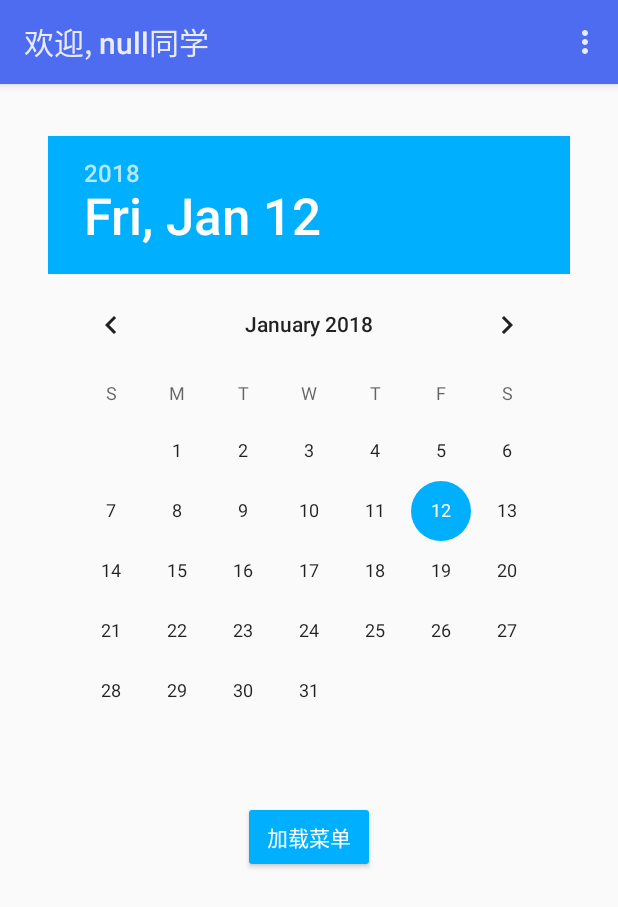
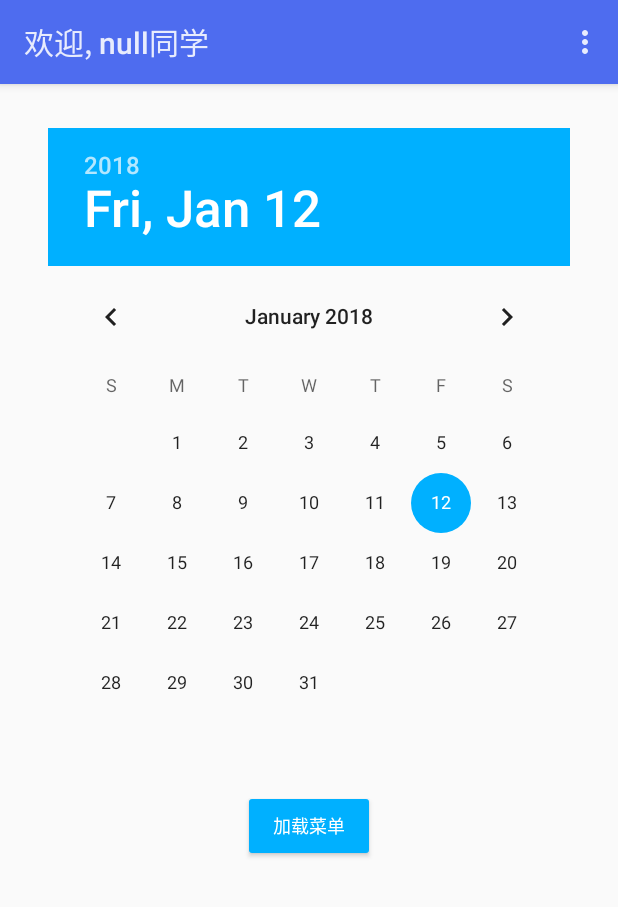
Before and after one commit to C6H5-NO2/EAxT, an Android app: the Order screen opened directly, with no data from a screen before it, after a tap on "加载菜单", on a phone screen of 412 x 824 dp. Shown: the top 907 px of the screen. Run offline under Robolectric (Android 15) with nearby library versions, the phone set to English and light mode, and no system bars; 3 statements that could not run were skipped.

Commit message:
Fix some code style problem

```diff
--- a/app/build.gradle
+++ b/app/build.gradle
@@ -8,8 +8,8 @@ android {
         applicationId "org.szesmaker.ordermeal"
         minSdkVersion 14
         targetSdkVersion 21
-        versionCode 4
-        versionName "0.2.1"
+        versionCode 5
+        versionName "0.2.2"
     }
     buildTypes {
         release {
--- a/app/src/main/java/org/szesmaker/ordermeal/Order.java
+++ b/app/src/main/java/org/szesmaker/ordermeal/Order.java
@@ -10,170 +10,142 @@ import java.util.*;
 import org.jsoup.*;
 import org.jsoup.nodes.*;
 import org.jsoup.select.*;
-public class Order extends Activity
-{
-    @Override
+public class Order extends Activity {
     private DatePicker dp;
-    private TextView datey;
-    private Button ksdc;
-    private String name,cid;
-    public void onCreate(Bundle savedInstanceState)
-    {
+    private TextView dateText;
+    private Button order;
+    private String cardID;
+    @Override public void onCreate(Bundle savedInstanceState) {
         super.onCreate(savedInstanceState);
         setContentView(R.layout.order);
         dp = (DatePicker) this.findViewById(R.id.dp);
-        datey = (TextView) this.findViewById(R.id.datey);
-        ksdc = (Button) this.findViewById(R.id.ksdc);
-        Intent dl = getIntent();
-        cid = dl.getStringExtra("id");
-        Document nm = Jsoup.parse(dl.getStringExtra("out"));
-        name = nm.select("span#LblUserName").first().text();
+        dateText = (TextView) this.findViewById(R.id.textDate);
+        order = (Button) this.findViewById(R.id.buttonOrder);
+        Intent intent = getIntent();
+        cardID = intent.getStringExtra("cardID");
+        Document doc = Jsoup.parse(intent.getStringExtra("httpRespond"));
+        String name = doc.select("span#LblUserName").first().text();
         name = name.substring(name.indexOf("：") + 1);
         this.setTitle("欢迎, " + name + "同学");
         Calendar calendar = Calendar.getInstance();
         int year = calendar.get(Calendar.YEAR);
         int month = calendar.get(Calendar.MONTH);
         int day = calendar.get(Calendar.DAY_OF_MONTH);
-        datey.setText("");
-        datey.setText(year + "-");
+        dateText.setText(getDate(year, month, day));
+        dp.init(year, month, day, new OnDateChangedListener() {
+            @Override public void onDateChanged(DatePicker view, int year, int month, int day) {
+                dateText.setText(getDate(year, month, day));
+            }
+        });
+        order.setOnClickListener(new OnClickListener() {
+            @Override public void onClick(View v){
+                new startOrder().execute();
+            }
+        });
+    }
+    private String getDate(int year, int month, int day) {
+        String date = year + "-";
         month++;
         if (month < 10)
-            datey.setText(datey.getText() + "0");
-        datey.setText(datey.getText() + "" + month + "-");
-        month--;
+            date += "0";
+        date = date + month + "-";
         if (day < 10)
-            datey.setText(datey.getText() + "0");
-        datey.setText(datey.getText() + "" + day);
-        dp.init(year, month, day, new OnDateChangedListener(){
-                @Override
-                public void onDateChanged(DatePicker view, int year, int month, int day)
-                {
-                    datey.setText("");
-                    datey.setText(year + "-");
-                    month++;
-                    if (month < 10)
-                        datey.setText(datey.getText() + "0");
-                    datey.setText(datey.getText() + "" + month + "-");
-                    if (day < 10)
-                        datey.setText(datey.getText() + "0");
-                    datey.setText(datey.getText() + "" + day);
-                }
-            });
-        ksdc.setOnClickListener(new OnClickListener(){
-                @Override
-                public void onClick(View v)
-                {
-                    ks k = new ks();
-                    k.execute();
-                }
-            });
+            date += "0";
+        date += day;
+        return date;
     }
-    @Override
-    public boolean onCreateOptionsMenu(Menu menu)
-    {
+    @Override public boolean onKeyDown(int keyCode, KeyEvent event) {
+        if (keyCode == KeyEvent.KEYCODE_BACK) {
+            Intent intent = new Intent(Intent.ACTION_MAIN);
+            intent.setFlags(Intent.FLAG_ACTIVITY_NEW_TASK);
+            intent.addCategory(Intent.CATEGORY_HOME);
+            startActivity(intent);
+            return true;
+        }
+        return false;
+    }
+    @Override public boolean onCreateOptionsMenu(Menu menu) {
         menu.add(1, 1, 0, "查询余额");
         menu.add(1, 2, 0, "设置");
         menu.add(1, 3, 0, "登出");
         return true;
     }
-    @Override
-    public boolean onOptionsItemSelected(MenuItem item)
-    {
-        switch(item.getItemId())
-        {
+    @Override public boolean onOptionsItemSelected(MenuItem item) {
+        switch (item.getItemId()) {
             case 1:
                 new cx().execute();
                 break;
             case 2:
-                Intent settingjump = new Intent();
-                settingjump.setClass(this,Settings.class);
-                startActivity(settingjump);
+                Intent intent = new Intent();
+                intent.setClass(this, Settings.class);
+                startActivity(intent);
                 break;
             case 3:
                 this.finish();
-                overridePendingTransition(0,R.anim.slide_in_bottom);
+                overridePendingTransition(0, R.anim.slide_in_bottom);
                 break;
         }
         return true;
     }
-    class cx extends AsyncTask<Void, Void, Void>
-    {
+    private class cx extends AsyncTask<Void, Void, Void> {
         boolean dd = true;
         String resp = "";
-        ProgressDialog winlod = new ProgressDialog(Order.this, ProgressDialog.THEME_DEVICE_DEFAULT_LIGHT);
-        @Override
-        protected void onPreExecute()
-        {
-            winlod.setCancelable(false);
-            winlod.setProgress(ProgressDialog.STYLE_SPINNER);
-            winlod.setMessage("       正在查询");
-            winlod.show();
+        ProgressDialog window = new ProgressDialog(Order.this, ProgressDialog.THEME_DEVICE_DEFAULT_LIGHT);
+        @Override protected void onPreExecute() {
+            window.setCancelable(false);
+            window.setProgress(ProgressDialog.STYLE_SPINNER);
+            window.setMessage("       正在查询");
+            window.show();
         }
-        @Override
-        protected Void doInBackground(Void[] p1)
-        {
-            try
-            {
+        @Override protected Void doInBackground(Void[] p1) {
+            try {
                 Document doc = Jsoup.connect("http://gzb.szsy.cn/card/Default.aspx").get();
                 resp = doc.toString();
                 if (resp.equals(""))
                     dd = false;
-                else
-                {
+                else {
                     resp = doc.select("span#LblBalance").first().text();
                     resp = resp.substring(resp.indexOf("：") + 1);
                 }
             }
-            catch (Exception e)
-            {
+            catch (Exception e) {
                 dd = false;
             }
             return null;
         }
-        @Override
-        protected void onPostExecute(Void result)
-        {
-            winlod.hide();
+        @Override protected void onPostExecute(Void result) {
+            window.hide();
             if (dd)
-                Toast.makeText(Order.this, "当前余额" + resp, Toast.LENGTH_SHORT).show();
+                Toast.makeText(Order.this, "余额" + resp, Toast.LENGTH_SHORT).show();
             else
                 Toast.makeText(Order.this, "查询失败", Toast.LENGTH_SHORT).show();
         }
     }
-    class ks extends AsyncTask<Void, Void, Void>
-    {
+    private class startOrder extends AsyncTask<Void, Void, Void> {
         boolean dd = true;
         String date = "",zao = "",wuu = "",wan = "",resp = "",view = "",gen = "",event = "";
-        int flag = 2,ordered = 0;
+        int flag = 2, ordered = 0;
         SharedPreferences sp = getSharedPreferences("orderlist",MODE_PRIVATE);
         SharedPreferences.Editor editor = sp.edit();
-        ProgressDialog winlod = new ProgressDialog(Order.this, ProgressDialog.THEME_DEVICE_DEFAULT_LIGHT);
-        @Override
-        protected void onPreExecute()
-        {
-            date = datey.getText().toString();
-            winlod.setCancelable(false);
-            winlod.setProgress(ProgressDialog.STYLE_SPINNER);
-            winlod.setMessage("       正在加载");
-            winlod.show();
+        ProgressDialog window = new ProgressDialog(Order.this, ProgressDialog.THEME_DEVICE_DEFAULT_LIGHT);
+        @Override protected void onPreExecute() {
+            date = dateText.getText().toString();
+            window.setCancelable(false);
+            window.setProgress(ProgressDialog.STYLE_SPINNER);
+            window.setMessage("       正在加载");
+            window.show();
         }
-        @Override
-        protected Void doInBackground(Void[] p1)
-        {
-            try
-            {
+        @Override protected Void doInBackground(Void[] p1) {
+            try {
                 String url = "http://gzb.szsy.cn/card/Restaurant/RestaurantUserMenu/RestaurantUserMenu.aspx?Date=" + date;
                 Document doc = Jsoup.connect(url).followRedirects(true).timeout(5000).get();
                 resp = doc.toString();
                 int temp = 0;
-                if (resp != "")
-                {
+                if (resp != "") {
                     flag = resp.indexOf("Repeater1_Label1_0");
-                    if (flag != -1)
-                    {
+                    if (flag != -1) {
                         flag = resp.indexOf("value=\"+\"");
-                        if (flag != -1)
-                        {
+                        if (flag != -1) {
                             flag = 1;
                             view = doc.select("input#__VIEWSTATE").first().attr("value");
                             gen = doc.select("input#__VIEWSTATEGENERATOR").first().attr("value");
@@ -193,52 +165,44 @@ public class Order extends Activity
                         editor.clear();
                         editor.commit();
                         temp = zaoo.toString().indexOf("checked");
-                        if (temp != -1)
-                        {
+                        if (temp != -1) {
                             ordered += 2;
                             editor.putBoolean("0", true);
-                            editor.putBoolean("y0",true);
+                            editor.putBoolean("y0", true);
                             editor.commit();
                         }
                         temp = wuuo.toString().indexOf("checked");
-                        if (temp != -1)
-                        {
+                        if (temp != -1) {
                             ordered += 4;
                             editor.putBoolean("1", true);
-                            editor.putBoolean("y1",true);
+                            editor.putBoolean("y1", true);
                             editor.commit();
                         }
                         temp = wano.toString().indexOf("checked");
-                        if (temp != -1)
-                        {
+                        if (temp != -1) {
                             ordered += 8;
                             editor.putBoolean("2", true);
-                            editor.putBoolean("y2",true);
+                            editor.putBoolean("y2", true);
                             editor.commit();
                         }
                     }
                 }
             }
-            catch (Exception e)
-            {
+            catch (Exception e) {
                 dd = false;
             }
             return null;
         }
-        @Override
-        protected void onPostExecute(Void result)
-        {
-            winlod.hide();
+        @Override protected void onPostExecute(Void result) {
+            window.hide();
             Intent dca = new Intent();
-            if (dd)
-            {
+            if (dd) {
                 dca.putExtra("date", date);
                 dca.putExtra("zao", zao);
                 dca.putExtra("wuu", wuu);
                 dca.putExtra("wan", wan);
                 dca.putExtra("ordered", ordered);
-                switch (flag)
-                {
+                switch (flag) {
                     case -1:
                         Toast.makeText(Order.this, "该日无菜单", Toast.LENGTH_SHORT).show();
                         break;
@@ -261,17 +225,4 @@ public class Order extends Activity
                 Toast.makeText(Order.this, "加载失败", Toast.LENGTH_SHORT).show();
         }
     }
-    @Override
-    public boolean onKeyDown(int keyCode, KeyEvent event)
-    {
-        if (keyCode == KeyEvent.KEYCODE_BACK)
-        {
-            Intent intent = new Intent(Intent.ACTION_MAIN);
-            intent.setFlags(Intent.FLAG_ACTIVITY_NEW_TASK);
-            intent.addCategory(Intent.CATEGORY_HOME);
-            startActivity(intent);
-            return true;
-        }
-        return false;
-    }
 }
--- a/app/src/main/res/layout/main.xml
+++ b/app/src/main/res/layout/main.xml
@@ -25,13 +25,13 @@
 			android:layout_width="match_parent"
 			android:layout_height="wrap_content"
 			android:inputType="number"
-			android:id="@+id/xuehao"
+			android:id="@+id/username"
 			android:hint="学号"
 			android:singleLine="true"
 			android:layout_marginTop="30dp"/>
 
 		<EditText
-			android:id="@+id/mima"
+			android:id="@+id/password"
 			android:layout_width="match_parent"
 			android:layout_height="wrap_content"
 			android:hint="密码"
--- a/app/src/main/res/layout/order.xml
+++ b/app/src/main/res/layout/order.xml
@@ -15,27 +15,27 @@
 		<org.szesmaker.ordermeal.AdaptedDatePicker
 			android:layout_height="wrap_content"
 			android:layout_width="wrap_content"
-			android:layout_marginTop="19dp"
+			android:layout_marginTop="14dp"
 			android:id="@+id/dp"
 			android:calendarViewShown="true"
 			android:spinnersShown="false"
 			android:focusable="true"/>
 
 		<TextView
-			android:layout_height="13dp"
+			android:layout_height="11dp"
 			android:layout_width="wrap_content"
 			android:visibility="invisible"
 			android:text=""
-			android:id="@+id/datey"
+			android:id="@+id/textDate"
 			android:textSize="0sp"/>
 
 		<Button
 			android:layout_height="wrap_content"
 			android:text="加载菜单"
 			android:layout_width="wrap_content"
-			android:id="@+id/ksdc"
+			android:id="@+id/buttonOrder"
 			android:textColor="@color/colorButtonText"
-			android:textSize="14sp"/>
+			android:textSize="12sp"/>
 
 	</LinearLayout>
 
```
Also changed, not shown: app/src/main/java/org/szesmaker/ordermeal/AdaptedDatePicker.java (+13 -14 lines), app/src/main/java/org/szesmaker/ordermeal/Settings.java (+17 -29 lines), app/src/main/res/drawable-hdpi/rice.png, app/src/main/res/drawable-mdpi/rice.png, app/src/main/res/drawable-xhdpi/rice.png, app/src/main/res/drawable-xxhdpi/rice.png, app/src/main/res/drawable-xxxhdpi/rice.png, app/src/main/res/drawable/rice.png.
